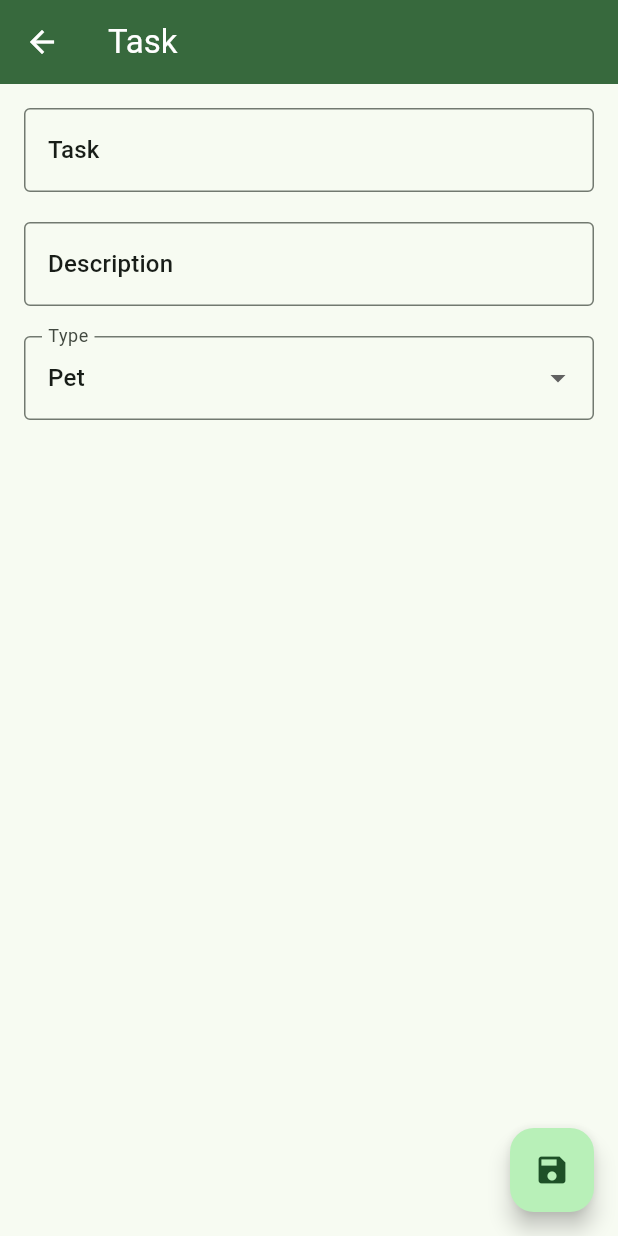
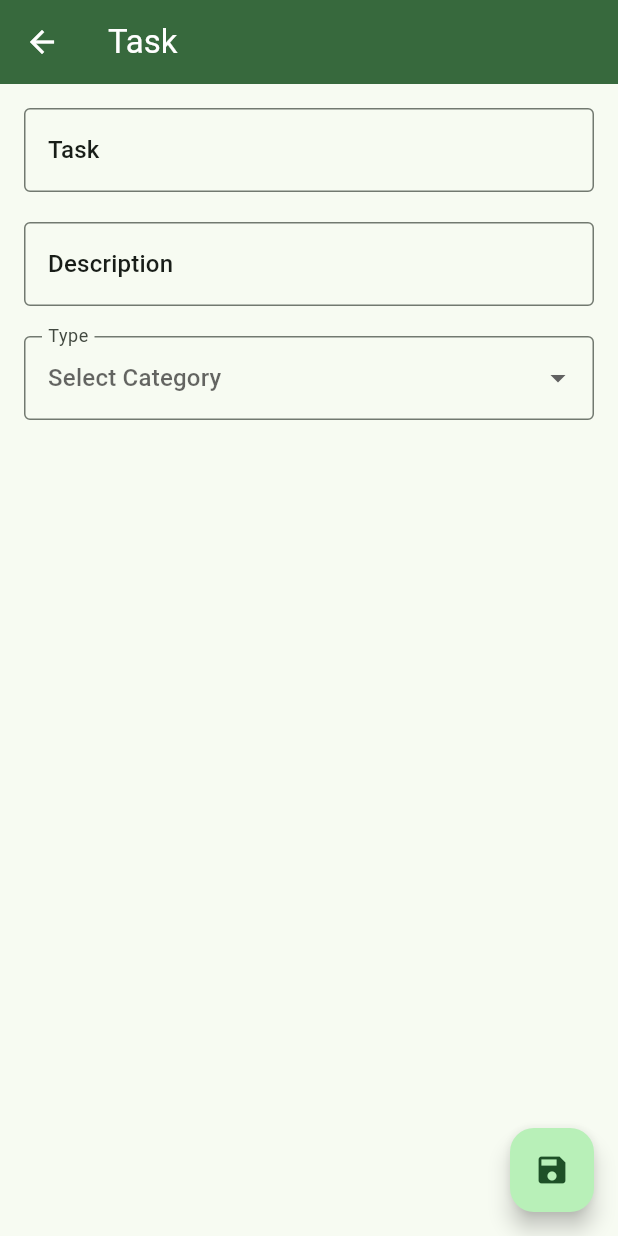
Before and after one commit to CodandoTV/todoapp_flutter, a Flutter app: the screen it shows after launch, after a tap on the "plus one" icon, on a phone screen of 412 x 824 dp. Run offline on Flutter 3.47's test engine with Material 3 defaults, Android fonts, the phone set to English and light mode, and no system bars; our stand-ins replace equatable, flutter_bloc, get_it, go_router, sqflite; accounts and stored records are empty; generated files the repository leaves out were written again.

Commit message:
Refactor TaskScreenState and TaskViewModel to remove selectedCategory, update TaskCategoryDropdown to use localization, and clean up tests accordingly

```diff
--- a/lib/ui/l10n/app_en.arb
+++ b/lib/ui/l10n/app_en.arb
@@ -2,5 +2,7 @@
   "task": "Task",
   "description": "Description",
   "tasks": "Tasks",
-  "empty_tasks": "No tasks available"
+  "empty_tasks": "No tasks available",
+  "select_category": "Select Category",
+  "task_category": "Type"
 }
--- a/lib/ui/screens/task/task_screen.dart
+++ b/lib/ui/screens/task/task_screen.dart
@@ -94,7 +94,6 @@ class _TaskScreenScaffold extends StatelessWidget {
             ),
             const SizedBox(height: 20),
             TaskCategoryDropdown(
-              initialValue: uiState.selectedCategory,
               values: uiState.categoryNames,
               onChanged: onCategoryChanged,
             )
--- a/lib/ui/screens/task/task_screen_state.dart
+++ b/lib/ui/screens/task/task_screen_state.dart
@@ -3,14 +3,12 @@ import 'package:flutter/cupertino.dart';
 
 @immutable
 class TaskScreenState extends Equatable {
-  final String selectedCategory;
   final List<String> categoryNames;
 
   const TaskScreenState({
-    required this.selectedCategory,
     required this.categoryNames,
   });
 
   @override
-  List<Object?> get props => [selectedCategory, categoryNames];
+  List<Object?> get props => [categoryNames];
 }
--- a/lib/ui/screens/task/task_viewmodel.dart
+++ b/lib/ui/screens/task/task_viewmodel.dart
@@ -11,7 +11,6 @@ class TaskViewModel extends Cubit<TaskScreenState> {
   TaskViewModel(TodoRepository repository)
       : super(
           const TaskScreenState(
-            selectedCategory: '',
             categoryNames: [],
           ),
         ) {
@@ -20,13 +19,9 @@ class TaskViewModel extends Cubit<TaskScreenState> {
 
   Future<void> onLoad() async {
     final categories = await _repository.taskCategories();
-    _currentTaskCategory = categories.first;
 
     emit(
-      TaskScreenState(
-        categoryNames: categories,
-        selectedCategory: _currentTaskCategory,
-      ),
+      TaskScreenState(categoryNames: categories),
     );
   }
 
--- a/lib/ui/widgets/task_category_dropdown.dart
+++ b/lib/ui/widgets/task_category_dropdown.dart
@@ -1,13 +1,12 @@
 import 'package:flutter/material.dart';
+import 'package:flutter_gen/gen_l10n/app_localizations.dart';
 
 class TaskCategoryDropdown extends StatelessWidget {
-  final String initialValue;
   final List<String> values;
   final ValueChanged<String?> onChanged;
 
   const TaskCategoryDropdown({
     super.key,
-    required this.initialValue,
     required this.values,
     required this.onChanged,
   });
@@ -15,10 +14,11 @@ class TaskCategoryDropdown extends StatelessWidget {
   @override
   Widget build(BuildContext context) {
     return DropdownButtonFormField<String>(
-      value: initialValue,
-      decoration: const InputDecoration(
-        labelText: 'Type',
-        border: OutlineInputBorder(),
+      value: null,
+      hint: Text(AppLocalizations.of(context)!.select_category),
+      decoration: InputDecoration(
+        labelText: AppLocalizations.of(context)!.task_category,
+        border: const OutlineInputBorder(),
       ),
       items: values
           .map((item) => DropdownMenuItem(value: item, child: Text(item)))
--- a/lib/ui/widgets/tasks_list.dart
+++ b/lib/ui/widgets/tasks_list.dart
@@ -1,4 +1,3 @@
-import 'package:flutter/cupertino.dart';
 import 'package:flutter/material.dart';
 import 'package:todoapp/ui/widgets/task/task_cell.dart';
 import 'package:todoapp/ui/widgets/task/task_cell_widget.dart';
```
Also changed, not shown: 1 other file.
